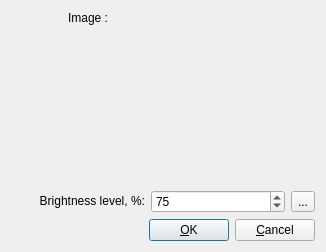
Qt form io_client/app/reper_app/search_radio_image_fragment_form.ui (YuriyRusinov/reper) before a commit.
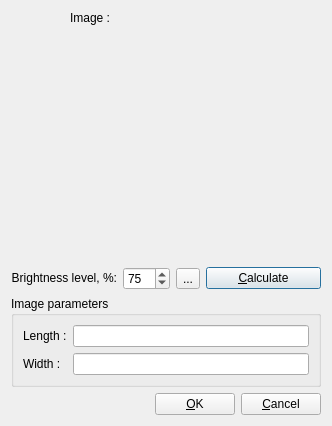
The same form after that commit.

Commit message: Function prototypes.

What changed in the file:
```diff
--- a/io_client/app/reper_app/search_radio_image_fragment_form.ui
+++ b/io_client/app/reper_app/search_radio_image_fragment_form.ui
@@ -6,15 +6,15 @@
    <rect>
     <x>0</x>
     <y>0</y>
-    <width>326</width>
-    <height>252</height>
+    <width>332</width>
+    <height>426</height>
    </rect>
   </property>
   <property name="windowTitle">
    <string>Search by Image fragment</string>
   </property>
-  <layout class="QGridLayout" name="gridLayout">
-   <item row="0" column="0">
+  <layout class="QGridLayout" name="gridLayout_2">
+   <item row="0" column="0" colspan="2">
     <layout class="QGridLayout" name="gridImageLay">
      <item row="0" column="0">
       <widget class="QLabel" name="lRImageS">
@@ -78,7 +78,43 @@
      </item>
     </layout>
    </item>
-   <item row="2" column="0">
+   <item row="1" column="1">
+    <widget class="QPushButton" name="pbCalculate">
+     <property name="text">
+      <string>&amp;Calculate</string>
+     </property>
+    </widget>
+   </item>
+   <item row="2" column="0" colspan="2">
+    <widget class="QGroupBox" name="gbParams">
+     <property name="title">
+      <string>Image parameters</string>
+     </property>
+     <layout class="QGridLayout" name="gridLayout">
+      <item row="0" column="0">
+       <widget class="QLabel" name="lLength">
+        <property name="text">
+         <string>&lt;html&gt;&lt;head/&gt;&lt;body&gt;&lt;p&gt;Length :&lt;/p&gt;&lt;/body&gt;&lt;/html&gt;</string>
+        </property>
+       </widget>
+      </item>
+      <item row="0" column="1">
+       <widget class="QLineEdit" name="lELength"/>
+      </item>
+      <item row="1" column="0">
+       <widget class="QLabel" name="lWidth">
+        <property name="text">
+         <string>&lt;html&gt;&lt;head/&gt;&lt;body&gt;&lt;p&gt;Width :&lt;/p&gt;&lt;/body&gt;&lt;/html&gt;</string>
+        </property>
+       </widget>
+      </item>
+      <item row="1" column="1">
+       <widget class="QLineEdit" name="lEWidth"/>
+      </item>
+     </layout>
+    </widget>
+   </item>
+   <item row="3" column="0" colspan="2">
     <layout class="QHBoxLayout" name="hButtonsLay">
      <item>
       <spacer name="horizontalSpacer">
```
The commit also changes 2 other files.
